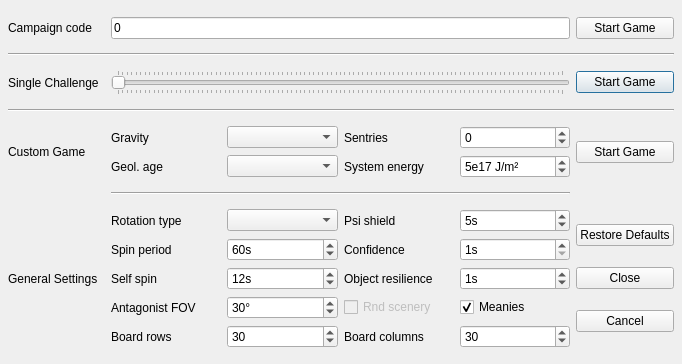
Qt form sentinel/src/ui/dialog_setup_game.ui (kochsoft/free_sentinel_gl) before a commit.
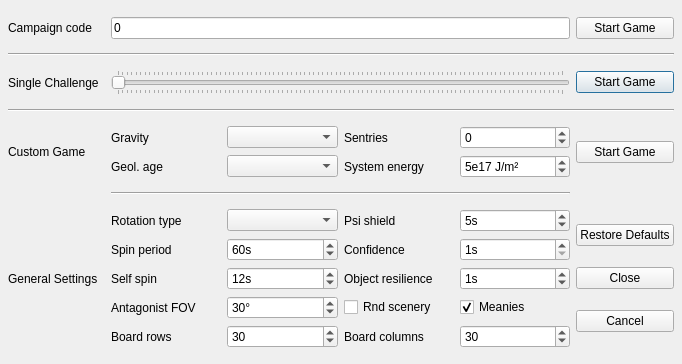
The same form after that commit.

Patch:
```diff
--- a/sentinel/src/ui/dialog_setup_game.ui
+++ b/sentinel/src/ui/dialog_setup_game.ui
@@ -346,7 +346,7 @@
       <item row="3" column="2">
        <widget class="QCheckBox" name="checkBox_random_scenery">
         <property name="enabled">
-         <bool>false</bool>
+         <bool>true</bool>
         </property>
         <property name="text">
          <string>Rnd scenery</string>
```
